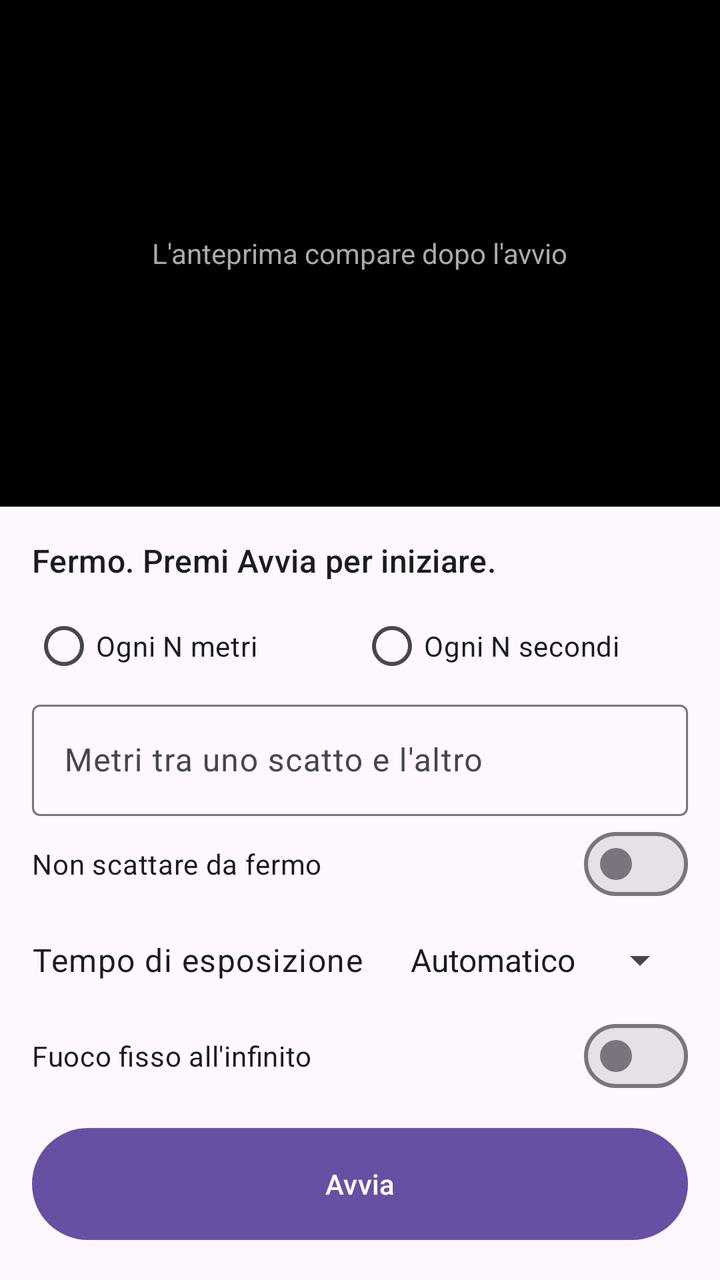
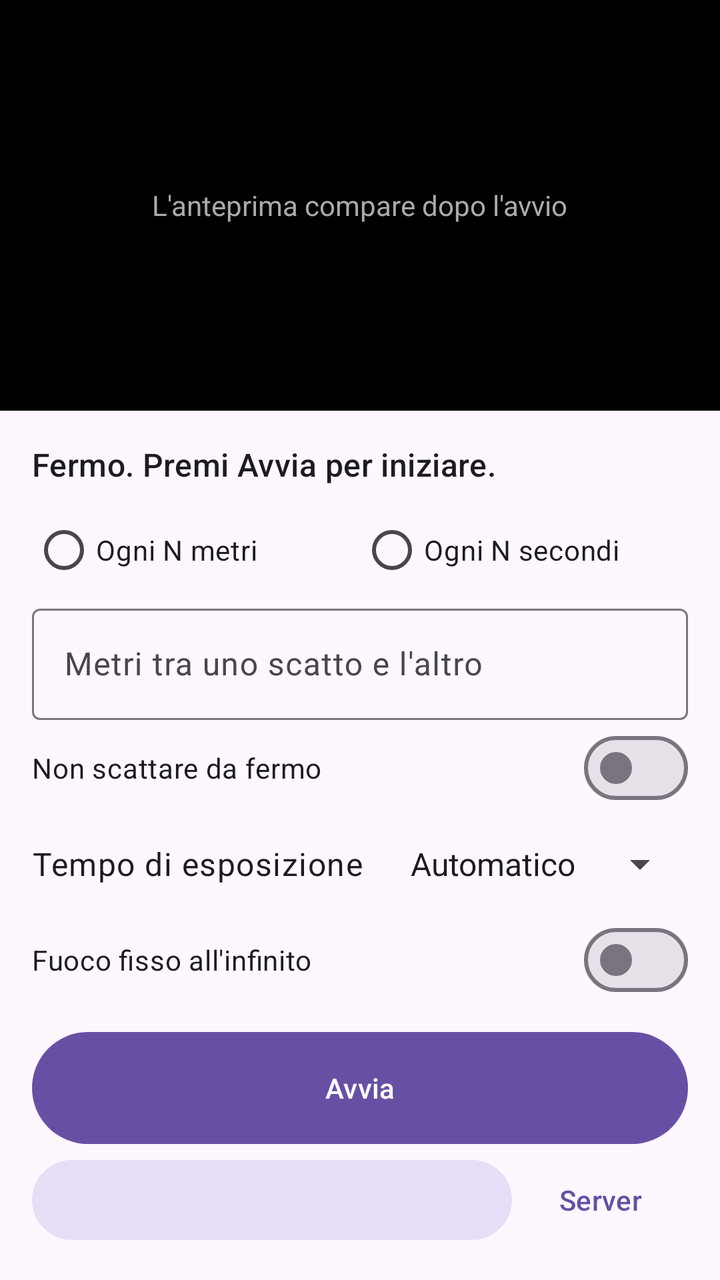

Compare the two renders of this Android layout. The source of the first and the diff that turns it into the second are given below.
<!-- AndroidManifest.xml: application theme Theme.VehicleMapping -->
<!-- res/layout/activity_main.xml -->
<?xml version="1.0" encoding="utf-8"?>
<LinearLayout xmlns:android="http://schemas.android.com/apk/res/android"
    android:id="@+id/root"
    android:layout_width="match_parent"
    android:layout_height="match_parent"
    android:fitsSystemWindows="true"
    android:orientation="vertical">

    <FrameLayout
        android:layout_width="match_parent"
        android:layout_height="0dp"
        android:layout_weight="1"
        android:background="#000000">

        <TextView
            android:layout_width="wrap_content"
            android:layout_height="wrap_content"
            android:layout_gravity="center"
            android:text="@string/preview_placeholder"
            android:textColor="#AAAAAA" />

        <androidx.camera.view.PreviewView
            android:id="@+id/preview"
            android:layout_width="match_parent"
            android:layout_height="match_parent"
            android:visibility="invisible" />
    </FrameLayout>

    <LinearLayout
        android:layout_width="match_parent"
        android:layout_height="wrap_content"
        android:orientation="vertical"
        android:padding="16dp">

        <TextView
            android:id="@+id/status"
            android:layout_width="match_parent"
            android:layout_height="wrap_content"
            android:text="@string/status_idle"
            android:textAppearance="?attr/textAppearanceTitleMedium" />

        <TextView
            android:id="@+id/cameraNote"
            android:layout_width="match_parent"
            android:layout_height="wrap_content"
            android:textAppearance="?attr/textAppearanceBodySmall"
            android:visibility="gone" />

        <RadioGroup
            android:id="@+id/modeGroup"
            android:layout_width="match_parent"
            android:layout_height="wrap_content"
            android:layout_marginTop="8dp"
            android:orientation="horizontal">

            <RadioButton
                android:id="@+id/modeDistance"
                android:layout_width="0dp"
                android:layout_height="wrap_content"
                android:layout_weight="1"
                android:text="@string/mode_distance" />

            <RadioButton
                android:id="@+id/modeTime"
                android:layout_width="0dp"
                android:layout_height="wrap_content"
                android:layout_weight="1"
                android:text="@string/mode_time" />
        </RadioGroup>

        <com.google.android.material.textfield.TextInputLayout
            android:id="@+id/intervalLayout"
            android:layout_width="match_parent"
            android:layout_height="wrap_content"
            android:hint="@string/interval_hint_distance">

            <com.google.android.material.textfield.TextInputEditText
                android:id="@+id/interval"
                android:layout_width="match_parent"
                android:layout_height="wrap_content"
                android:inputType="number"
                android:maxLength="4" />
        </com.google.android.material.textfield.TextInputLayout>

        <com.google.android.material.materialswitch.MaterialSwitch
            android:id="@+id/skipStationary"
            android:layout_width="match_parent"
            android:layout_height="wrap_content"
            android:text="@string/skip_stationary" />

        <LinearLayout
            android:layout_width="match_parent"
            android:layout_height="wrap_content"
            android:gravity="center_vertical"
            android:minHeight="48dp"
            android:orientation="horizontal">

            <TextView
                android:layout_width="0dp"
                android:layout_height="wrap_content"
                android:layout_weight="1"
                android:labelFor="@+id/shutter"
                android:text="@string/shutter_label"
                android:textAppearance="?attr/textAppearanceBodyLarge" />

            <Spinner
                android:id="@+id/shutter"
                android:layout_width="wrap_content"
                android:layout_height="48dp"
                android:entries="@array/shutter_options" />
        </LinearLayout>

        <com.google.android.material.materialswitch.MaterialSwitch
            android:id="@+id/focusInfinity"
            android:layout_width="match_parent"
            android:layout_height="wrap_content"
            android:text="@string/focus_infinity" />

        <Button
            android:id="@+id/startStop"
            android:layout_width="match_parent"
            android:layout_height="64dp"
            android:layout_marginTop="8dp"
            android:text="@string/start" />
    </LinearLayout>
</LinearLayout>
<!-- resources referenced by this layout -->
<resources>
  <string-array name="shutter_options">
          <item>Automatico</item>
          <item>1/500 s</item>
          <item>1/1000 s</item>
          <item>1/2000 s</item>
      </string-array>
  <string name="focus_infinity">Fuoco fisso all\'infinito</string>
  <string name="interval_hint_distance">Metri tra uno scatto e l\'altro</string>
  <string name="mode_distance">Ogni N metri</string>
  <string name="mode_time">Ogni N secondi</string>
  <string name="preview_placeholder">L\'anteprima compare dopo l\'avvio</string>
  <string name="shutter_label">Tempo di esposizione</string>
  <string name="skip_stationary">Non scattare da fermo</string>
  <string name="start">Avvia</string>
  <string name="status_idle">Fermo. Premi Avvia per iniziare.</string>
  <style name="Theme.VehicleMapping" parent="Theme.Material3.DayNight.NoActionBar" />
</resources>

<!-- the commit's change to res/layout/activity_main.xml (unified diff, before → after) -->
@@ -122,5 +122,35 @@
             android:layout_height="64dp"
             android:layout_marginTop="8dp"
             android:text="@string/start" />
+
+        <TextView
+            android:id="@+id/uploadStatus"
+            android:layout_width="match_parent"
+            android:layout_height="wrap_content"
+            android:layout_marginTop="8dp"
+            android:textAppearance="?attr/textAppearanceBodySmall"
+            android:visibility="gone" />
+
+        <LinearLayout
+            android:layout_width="match_parent"
+            android:layout_height="wrap_content"
+            android:orientation="horizontal">
+
+            <Button
+                android:id="@+id/upload"
+                style="@style/Widget.Material3.Button.TonalButton"
+                android:layout_width="0dp"
+                android:layout_height="wrap_content"
+                android:layout_weight="1"
+                android:minHeight="48dp" />
+
+            <Button
+                android:id="@+id/server"
+                style="@style/Widget.Material3.Button.TextButton"
+                android:layout_width="wrap_content"
+                android:layout_height="wrap_content"
+                android:minHeight="48dp"
+                android:text="@string/server_button" />
+        </LinearLayout>
     </LinearLayout>
 </LinearLayout>
<!-- resource entries referenced after the edit -->
@@ -11,6 +11,7 @@
   <string name="mode_distance">Ogni N metri</string>
   <string name="mode_time">Ogni N secondi</string>
   <string name="preview_placeholder">L\'anteprima compare dopo l\'avvio</string>
+  <string name="server_button">Server</string>
   <string name="shutter_label">Tempo di esposizione</string>
   <string name="skip_stationary">Non scattare da fermo</string>
   <string name="start">Avvia</string>
